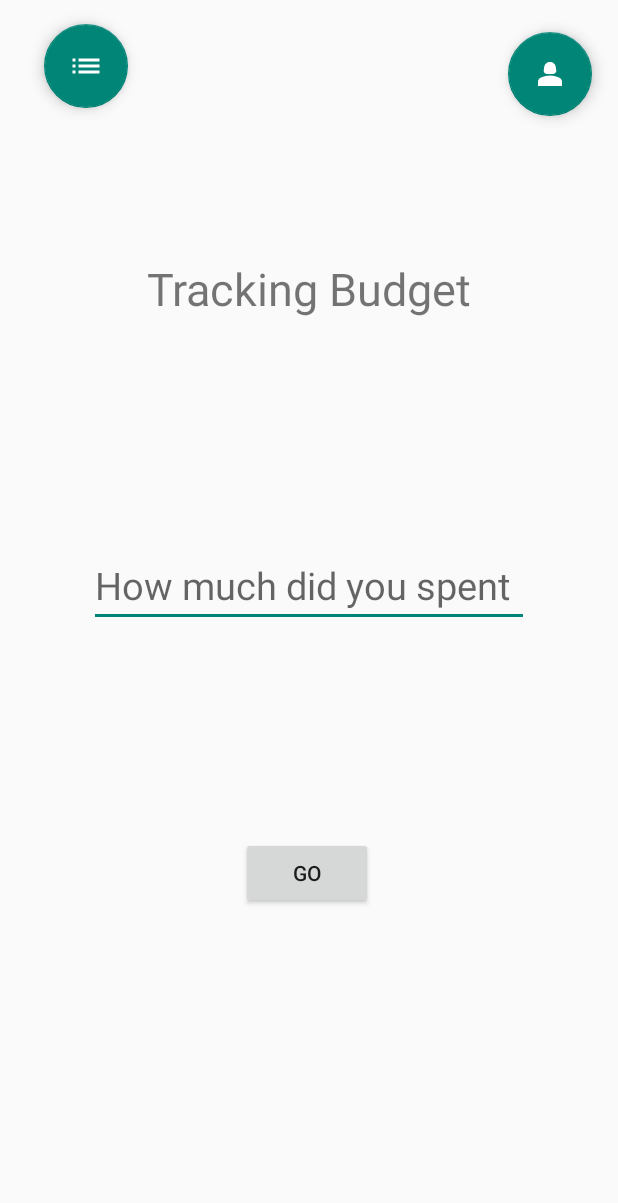
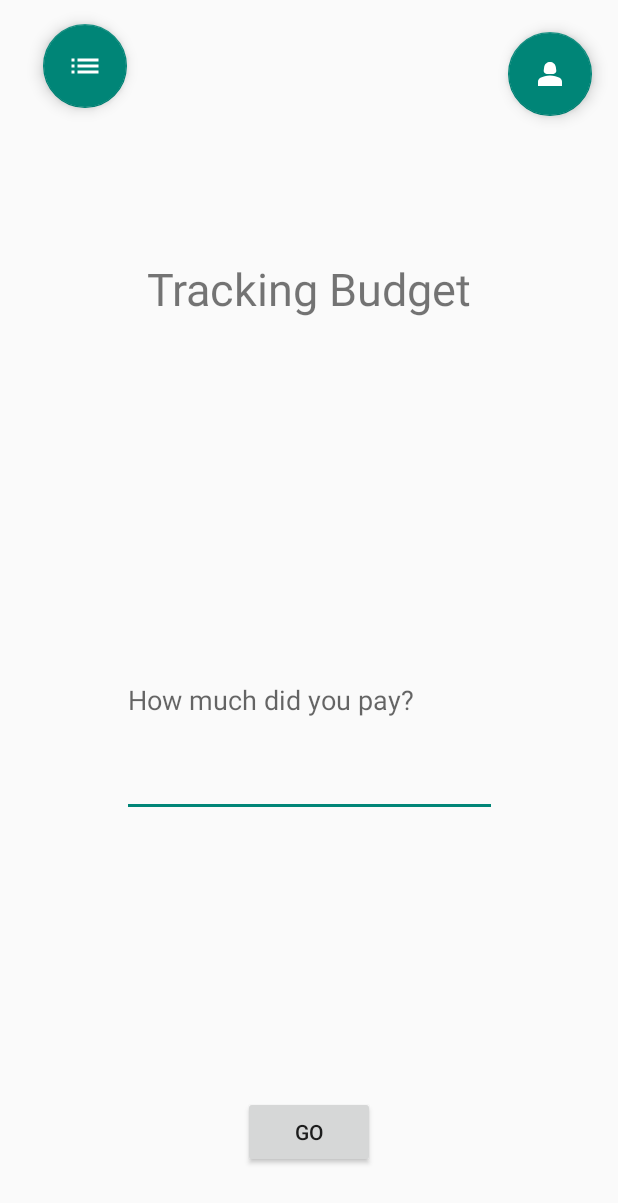
Before and after one commit to maarof36/SDN, an Android app: the layout fragment_budget_tracking.xml on its own in the app's theme, with its tools: preview values and no code run, on a phone screen of 412 x 824 dp. Shown: the top 1203 px of the screen. Run offline under Robolectric (Android 15) with nearby library versions, the phone set to English and light mode, and no system bars.

Commit message:
BudgetTrackingFragment and ChooseFragment and InfoFragment are connected with each other

```diff
--- a/app/src/main/java/com/example/sdn/MainActivity.java
+++ b/app/src/main/java/com/example/sdn/MainActivity.java
@@ -6,6 +6,7 @@ import androidx.fragment.app.FragmentTransaction;
 import android.os.Bundle;
 
 import com.example.sdn.fragmnts.BudgetTrackingFragment;
+import com.example.sdn.fragmnts.ChooesesFragment;
 import com.example.sdn.usermngmnt.LoginFragment;
 
 public class MainActivity extends AppCompatActivity {
--- a/app/src/main/res/layout/fragment_budget_tracking.xml
+++ b/app/src/main/res/layout/fragment_budget_tracking.xml
@@ -9,20 +9,6 @@
     <androidx.constraintlayout.widget.ConstraintLayout
         android:layout_width="match_parent"
         android:layout_height="match_parent">
-
-        <EditText
-            android:id="@+id/editTextText"
-            android:layout_width="wrap_content"
-            android:layout_height="wrap_content"
-            android:layout_marginTop="150dp"
-            android:ems="10"
-            android:hint="How much did you spent"
-            android:inputType="text"
-            android:textSize="25sp"
-            app:layout_constraintEnd_toEndOf="@+id/textView"
-            app:layout_constraintHorizontal_bias="0.506"
-            app:layout_constraintStart_toStartOf="@+id/textView"
-            app:layout_constraintTop_toBottomOf="@+id/textView" />
 
         <TextView
             android:id="@+id/textView"
@@ -36,15 +22,15 @@
             app:layout_constraintTop_toTopOf="parent" />
 
         <Button
-            android:id="@+id/button"
+            android:id="@+id/Go"
             android:layout_width="wrap_content"
             android:layout_height="wrap_content"
-            android:layout_marginTop="140dp"
+            android:layout_marginBottom="45dp"
             android:text="Go"
-            app:layout_constraintEnd_toEndOf="@+id/editTextText"
-            app:layout_constraintHorizontal_bias="0.495"
-            app:layout_constraintStart_toStartOf="@+id/editTextText"
-            app:layout_constraintTop_toBottomOf="@+id/editTextText" />
+            app:layout_constraintBottom_toBottomOf="parent"
+            app:layout_constraintEnd_toEndOf="parent"
+            app:layout_constraintStart_toStartOf="parent"
+            app:layout_constraintTop_toBottomOf="@+id/S" />
 
         <com.google.android.material.floatingactionbutton.FloatingActionButton
             android:id="@+id/FABtoInfo"
@@ -52,8 +38,10 @@
             android:layout_height="wrap_content"
             android:layout_marginStart="16dp"
             android:layout_marginTop="16dp"
+            android:layout_marginBottom="317dp"
             android:clickable="true"
             android:src="@drawable/baseline_list_24"
+            app:layout_constraintBottom_toTopOf="@+id/S"
             app:layout_constraintEnd_toStartOf="@+id/textView"
             app:layout_constraintStart_toStartOf="parent"
             app:layout_constraintTop_toTopOf="parent" />
@@ -69,5 +57,19 @@
             app:layout_constraintEnd_toEndOf="parent"
             app:layout_constraintTop_toTopOf="parent" />
 
+        <EditText
+            android:id="@+id/S"
+            android:layout_width="250dp"
+            android:layout_height="0dp"
+            android:layout_marginTop="389dp"
+            android:layout_marginBottom="186dp"
+            android:ems="10"
+            android:hint="How much did you pay?"
+            android:inputType="numberSigned"
+            app:layout_constraintBottom_toTopOf="@+id/Go"
+            app:layout_constraintEnd_toEndOf="parent"
+            app:layout_constraintStart_toStartOf="parent"
+            app:layout_constraintTop_toTopOf="parent" />
+
     </androidx.constraintlayout.widget.ConstraintLayout>
 </FrameLayout>
```
Also changed, not shown: app/src/main/java/com/example/sdn/fragmnts/BudgetTrackingFragment.java (+28 -4 lines), app/src/main/java/com/example/sdn/fragmnts/ChooesesFragment.java (+85 -0 lines), app/src/main/res/layout/fragment_chooeses.xml (+25 -14 lines), app/src/main/res/layout/item.xml (added, +141 -0 lines).
